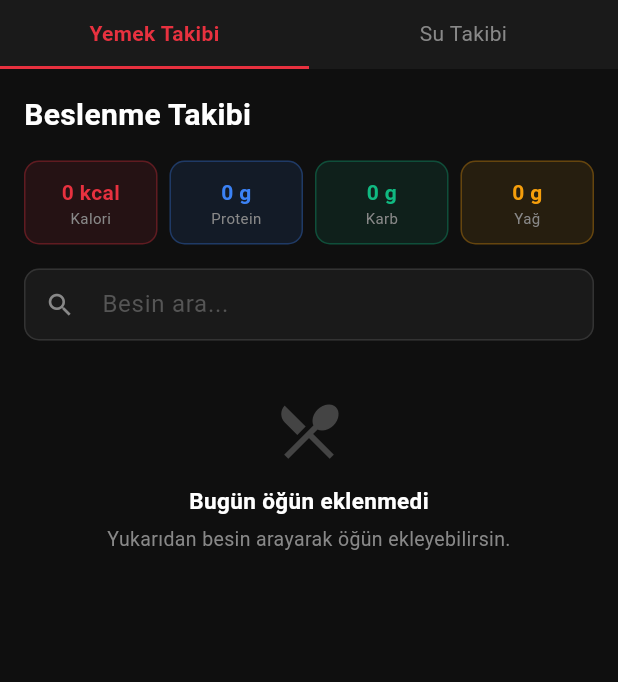
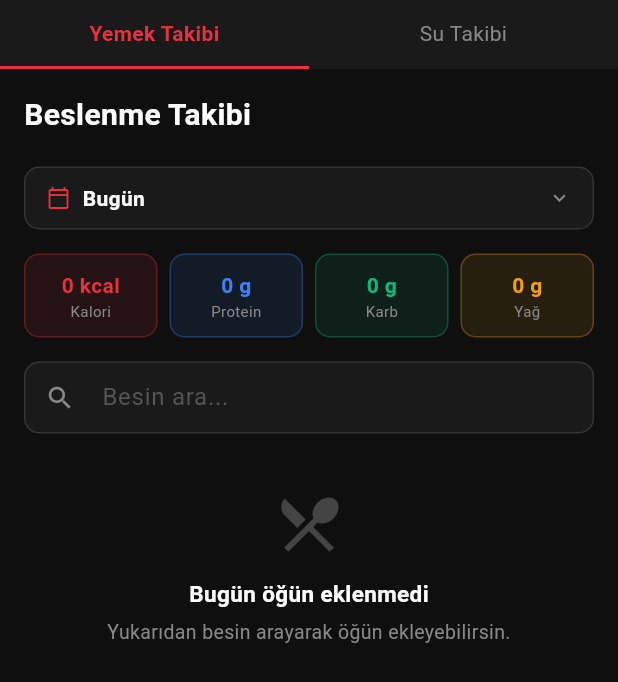
Before and after one commit to ufuk1821-prog/VisionFit, a Flutter app: the BeslenmeEkrani widget shown alone on an empty page, opened directly, on a phone screen of 412 x 824 dp. Shown: the top 682 px of the screen. Run offline on Flutter 3.47's test engine with Material 3 defaults, Android fonts, the phone set to English and light mode, and no system bars; our stand-ins replace image_picker, pedometer, permission_handler, shared_preferences, webview_flutter; missing offline and left inert: google_mlkit_pose_detection, webview_flutter_android; accounts and stored records are empty; network calls fail.

Commit message:
flutter iyileştirmeleri

```diff
--- a/mobile/lib/ekranlar/beslenme_ekrani.dart
+++ b/mobile/lib/ekranlar/beslenme_ekrani.dart
@@ -13,6 +13,7 @@ class _BeslenmeEkraniState extends State<BeslenmeEkrani> {
   List _besinler = [];
   List _ogunler = [];
   List _suKayitlari = [];
+  DateTime _seciliTarih = DateTime.now();
   String _aramaMetni = '';
   String _ogunTipi = 'kahvalti';
   Map<String, dynamic>? _secilenBesin;
@@ -37,8 +38,9 @@ class _BeslenmeEkraniState extends State<BeslenmeEkrani> {
 
   Future<void> _yukle() async {
     final besinler = await ApiServisi.getJson('/api/nutrition/foods');
-    final ogunler = await ApiServisi.getJson('/api/nutrition/meals/today');
-    final su = await ApiServisi.getJson('/api/nutrition/water/today');
+    final tarihStr = '${_seciliTarih.year}-${_seciliTarih.month.toString().padLeft(2, '0')}-${_seciliTarih.day.toString().padLeft(2, '0')}';
+    final ogunler = await ApiServisi.getJson('/api/nutrition/meals/today?tarih=$tarihStr');
+    final su = await ApiServisi.getJson('/api/nutrition/water/today?tarih=$tarihStr');
     setState(() {
       _besinler = besinler is List ? besinler : [];
       _ogunler = ogunler is List ? ogunler : [];
@@ -93,6 +95,38 @@ class _BeslenmeEkraniState extends State<BeslenmeEkrani> {
     );
   }
 
+  Widget _tarihSecici() {
+    final bugun = DateTime.now();
+    final dun = bugun.subtract(const Duration(days: 1));
+    String etiket = '${_seciliTarih.day}.${_seciliTarih.month}.${_seciliTarih.year}';
+    if (_seciliTarih.year == bugun.year && _seciliTarih.month == bugun.month && _seciliTarih.day == bugun.day) etiket = 'Bugün';
+    if (_seciliTarih.year == dun.year && _seciliTarih.month == dun.month && _seciliTarih.day == dun.day) etiket = 'Dün';
+
+    return GestureDetector(
+      onTap: () async {
+        final secilen = await showDatePicker(
+          context: context,
+          initialDate: _seciliTarih,
+          firstDate: DateTime(2020),
+          lastDate: DateTime.now(),
+          builder: (ctx, child) => Theme(data: ThemeData.dark().copyWith(colorScheme: const ColorScheme.dark(primary: Color(0xFFE8313F))), child: child!),
+        );
+        if (secilen != null) { setState(() { _seciliTarih = secilen; }); _yukle(); }
+      },
+      child: Container(
+        padding: const EdgeInsets.symmetric(horizontal: 14, vertical: 10),
+        decoration: BoxDecoration(color: const Color(0xFF1A1A1A), borderRadius: BorderRadius.circular(10), border: Border.all(color: const Color(0xFF333333))),
+        child: Row(children: [
+          const Icon(Icons.calendar_today_outlined, color: Color(0xFFE8313F), size: 16),
+          const SizedBox(width: 8),
+          Text(etiket, style: const TextStyle(color: Colors.white, fontSize: 14, fontWeight: FontWeight.w600)),
+          const Spacer(),
+          const Icon(Icons.expand_more, color: Color(0xFF888888), size: 16),
+        ]),
+      ),
+    );
+  }
+
   Widget _sekmeButonu(String label, int index) {
     return Expanded(child: GestureDetector(
       onTap: () => setState(() { _aktifSekme = index; }),
@@ -115,6 +149,9 @@ class _BeslenmeEkraniState extends State<BeslenmeEkrani> {
       child: Column(crossAxisAlignment: CrossAxisAlignment.start, children: [
         const Text('Beslenme Takibi', style: TextStyle(color: Colors.white, fontSize: 20, fontWeight: FontWeight.w700)),
         const SizedBox(height: 8),
+        const SizedBox(height: 12),
+          _tarihSecici(),
+          const SizedBox(height: 8),
         const SizedBox(height: 8),
           Row(children: [
             Expanded(child: _makroOzet('Kalori', '${toplam.round()} kcal', const Color(0xFFE8313F))),
@@ -199,6 +236,9 @@ class _BeslenmeEkraniState extends State<BeslenmeEkrani> {
       padding: const EdgeInsets.all(16),
       child: Column(crossAxisAlignment: CrossAxisAlignment.start, children: [
         const Text('Su Takibi', style: TextStyle(color: Colors.white, fontSize: 20, fontWeight: FontWeight.w700)),
+        const SizedBox(height: 12),
+          _tarihSecici(),
+          const SizedBox(height: 8),
         const SizedBox(height: 24),
         Center(child: Stack(alignment: Alignment.center, children: [
           SizedBox(width: 180, height: 180, child: CircularProgressIndicator(value: yuzde, strokeWidth: 12, backgroundColor: const Color(0xFF333333), color: const Color(0xFF3B82F6))),
--- a/mobile/lib/main.dart
+++ b/mobile/lib/main.dart
@@ -4,8 +4,6 @@ import 'package:webview_flutter_android/webview_flutter_android.dart';
 import 'package:shared_preferences/shared_preferences.dart';
 import 'ekranlar/giris_ekrani.dart';
 import 'ekranlar/ana_ekran.dart';
-
-import 'package:webview_flutter_android/webview_flutter_android.dart';
 
 void main() async {
   WidgetsFlutterBinding.ensureInitialized();
```
Also changed, not shown: mobile/lib/ekranlar/defter_ekrani.dart (+5 -3 lines), mobile/lib/ekranlar/egzersiz_ekrani.dart (+36 -4 lines).
